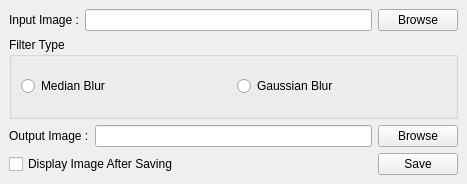
The window that opencv_image_editor/mainwindow.ui (agavgavi/opencv_practice) describes before a commit, drawn with Qt 5.
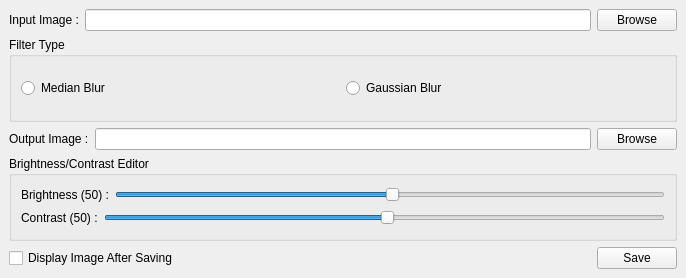
The same window after the commit.

Commit message: Added 2 sliders to allow for brightness/contrast editing

The edit to the form file:
```diff
--- a/opencv_image_editor/mainwindow.ui
+++ b/opencv_image_editor/mainwindow.ui
@@ -6,8 +6,8 @@
    <rect>
     <x>0</x>
     <y>0</y>
-    <width>467</width>
-    <height>184</height>
+    <width>686</width>
+    <height>278</height>
    </rect>
   </property>
   <property name="windowTitle">
@@ -80,6 +80,57 @@
       </item>
      </layout>
     </item>
+    <item>
+     <widget class="QGroupBox" name="editorGroupBox">
+      <property name="title">
+       <string>Brightness/Contrast Editor</string>
+      </property>
+      <layout class="QVBoxLayout" name="verticalLayout_2">
+       <item>
+        <layout class="QHBoxLayout" name="brightnessHorizontalLayout">
+         <item>
+          <widget class="QLabel" name="brightnessLabel">
+           <property name="text">
+            <string>Brightness (50) :</string>
+           </property>
+          </widget>
+         </item>
+         <item>
+          <widget class="QSlider" name="brightnessHorizontalSlider">
+           <property name="value">
+            <number>50</number>
+           </property>
+           <property name="orientation">
+            <enum>Qt::Horizontal</enum>
+           </property>
+          </widget>
+         </item>
+        </layout>
+       </item>
+       <item>
+        <layout class="QHBoxLayout" name="contrastHorizontalLayout">
+         <item>
+          <widget class="QLabel" name="contrastLabel">
+           <property name="text">
+            <string>Contrast (50) :</string>
+           </property>
+          </widget>
+         </item>
+         <item>
+          <widget class="QSlider" name="contrastHorizontalSlider">
+           <property name="value">
+            <number>50</number>
+           </property>
+           <property name="orientation">
+            <enum>Qt::Horizontal</enum>
+           </property>
+          </widget>
+         </item>
+        </layout>
+       </item>
+      </layout>
+     </widget>
+    </item>
     <item>
      <layout class="QHBoxLayout" name="saveHorizontalLayout">
       <item>
```
Left out of the diff: 2 changed lines with no effect on the pictures. The commit also changes 3 other files.
